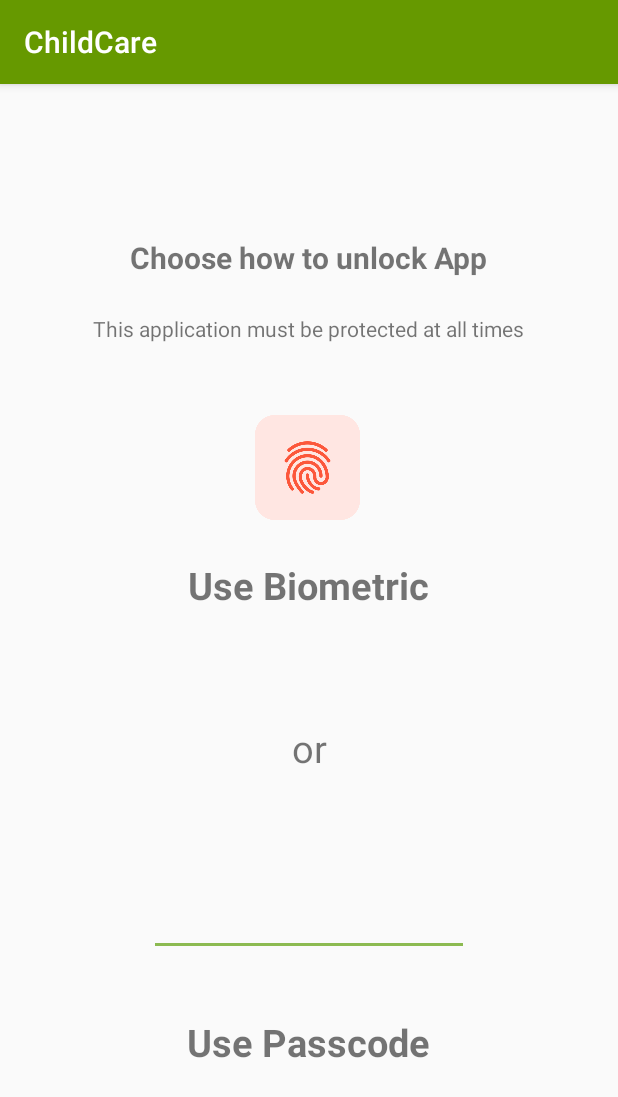
After one commit to MrAsimZahid/ChildCare, an Android app: the SecurityOption screen opened directly, with no data from a screen before it, on a phone screen of 412 x 824 dp. The commit adds this screen. Shown: the top 1097 px of the screen. Run offline under Robolectric (Android 15) with nearby library versions, the phone set to English and light mode, and no system bars.

Commit message:
Security Screens added, screens improvement, Colors settings done

```diff
--- a/app/build.gradle
+++ b/app/build.gradle
@@ -38,7 +38,8 @@ dependencies {
     def room_version = "2.2.5"
 
     implementation "androidx.room:room-runtime:$room_version"
-    annotationProcessor "androidx.room:room-compiler:$room_version" // For Kotlin use kapt instead of annotationProcessor
+    annotationProcessor "androidx.room:room-compiler:$room_version"
+    // For Kotlin use kapt instead of annotationProcessor
 
     // optional - RxJava support for Room
     implementation "androidx.room:room-rxjava2:$room_version"
--- a/app/src/main/AndroidManifest.xml
+++ b/app/src/main/AndroidManifest.xml
@@ -9,6 +9,8 @@
         android:roundIcon="@mipmap/ic_launcher_round"
         android:supportsRtl="true"
         android:theme="@style/AppTheme">
+        <activity android:name=".ui.FingerPrint"></activity>
+        <activity android:name=".ui.SecurityOption" />
         <activity android:name=".ui.MainActivity">
             <intent-filter>
                 <action android:name="android.intent.action.MAIN" />
--- /dev/null
+++ b/app/src/main/java/io/librehealth/childcare/ui/SecurityOption.java
@@ -0,0 +1,16 @@
+package io.librehealth.childcare.ui;
+
+import androidx.appcompat.app.AppCompatActivity;
+
+import android.os.Bundle;
+
+import io.librehealth.childcare.R;
+
+public class SecurityOption extends AppCompatActivity {
+
+    @Override
+    protected void onCreate(Bundle savedInstanceState) {
+        super.onCreate(savedInstanceState);
+        setContentView(R.layout.activity_security_option);
+    }
+}
--- /dev/null
+++ b/app/src/main/res/layout/activity_security_option.xml
@@ -0,0 +1,100 @@
+<?xml version="1.0" encoding="utf-8"?>
+<androidx.constraintlayout.widget.ConstraintLayout xmlns:android="http://schemas.android.com/apk/res/android"
+    xmlns:app="http://schemas.android.com/apk/res-auto"
+    xmlns:tools="http://schemas.android.com/tools"
+    android:layout_width="match_parent"
+    android:layout_height="match_parent"
+    tools:context=".ui.SecurityOption">
+
+    <TextView
+        android:id="@+id/heading"
+        android:layout_width="wrap_content"
+        android:layout_height="wrap_content"
+        android:text="@string/bioMetricHeading"
+        android:textSize="20sp"
+        android:textStyle="bold"
+        app:layout_constraintBottom_toTopOf="@+id/securitySubHeading"
+        app:layout_constraintEnd_toEndOf="parent"
+        app:layout_constraintHorizontal_bias="0.497"
+        app:layout_constraintStart_toStartOf="parent"
+        app:layout_constraintTop_toTopOf="parent"
+        app:layout_constraintVertical_bias="0.808" />
+
+    <TextView
+        android:id="@+id/securitySubHeading"
+        android:layout_width="wrap_content"
+        android:layout_height="wrap_content"
+        android:layout_marginBottom="48dp"
+        android:text="@string/bioMetricSubHeading"
+        app:layout_constraintBottom_toTopOf="@+id/fingerPrintImage"
+        app:layout_constraintEnd_toEndOf="parent"
+        app:layout_constraintHorizontal_bias="0.495"
+        app:layout_constraintStart_toStartOf="parent" />
+
+    <ImageView
+        android:id="@+id/fingerPrintImage"
+        android:layout_width="70dp"
+        android:layout_height="70dp"
+        app:layout_constraintBottom_toBottomOf="parent"
+        app:layout_constraintEnd_toEndOf="parent"
+        app:layout_constraintHorizontal_bias="0.498"
+        app:layout_constraintStart_toStartOf="parent"
+        app:layout_constraintTop_toTopOf="parent"
+        app:layout_constraintVertical_bias="0.316"
+        app:srcCompat="@drawable/fingerprint" />
+
+    <TextView
+        android:id="@+id/textView6"
+        android:layout_width="wrap_content"
+        android:layout_height="wrap_content"
+        android:text="@string/or"
+        android:textSize="25sp"
+        app:layout_constraintBottom_toBottomOf="parent"
+        app:layout_constraintEnd_toEndOf="parent"
+        app:layout_constraintStart_toStartOf="parent"
+        app:layout_constraintTop_toTopOf="parent"
+        app:layout_constraintVertical_bias="0.58" />
+
+    <EditText
+        android:id="@+id/passwordHandle"
+        android:layout_width="wrap_content"
+        android:layout_height="wrap_content"
+        android:layout_marginTop="76dp"
+        android:autofillHints=""
+        android:ems="10"
+        android:inputType="numberPassword"
+        app:layout_constraintBottom_toTopOf="@+id/passcodeText"
+        app:layout_constraintEnd_toEndOf="parent"
+        app:layout_constraintStart_toStartOf="parent"
+        app:layout_constraintTop_toBottomOf="@+id/textView6"
+        app:layout_constraintVertical_bias="0.0" />
+
+    <TextView
+        android:id="@+id/passcodeText"
+        android:layout_width="wrap_content"
+        android:layout_height="wrap_content"
+        android:layout_marginBottom="112dp"
+        android:text="@string/bioMetricPassCode"
+        android:textSize="25sp"
+        android:textStyle="bold"
+        app:layout_constraintBottom_toBottomOf="parent"
+        app:layout_constraintEnd_toEndOf="parent"
+        app:layout_constraintHorizontal_bias="0.498"
+        app:layout_constraintStart_toStartOf="parent" />
+
+    <TextView
+        android:id="@+id/biometricText"
+        android:layout_width="wrap_content"
+        android:layout_height="wrap_content"
+        android:text="@string/bioMetricFingerPrint"
+        android:textSize="25sp"
+        android:textStyle="bold"
+        app:layout_constraintBottom_toTopOf="@+id/textView6"
+        app:layout_constraintEnd_toEndOf="parent"
+        app:layout_constraintHorizontal_bias="0.498"
+        app:layout_constraintStart_toStartOf="parent"
+        app:layout_constraintTop_toBottomOf="@+id/fingerPrintImage"
+        app:layout_constraintVertical_bias="0.262" />
+
+
+</androidx.constraintlayout.widget.ConstraintLayout>
--- a/app/src/main/res/values/strings.xml
+++ b/app/src/main/res/values/strings.xml
@@ -1,4 +1,12 @@
 <resources>
     <string name="app_name">ChildCare</string>
     <string name="powered">Powered by</string>
+    <string name="bioMetricHeading">Choose how to unlock App</string>
+    <string name="bioMetricSubHeading">This application must be  protected at all times</string>
+    <string name="bioMetricFingerPrint">Use Biometric</string>
+    <string name="bioMetricPassCode">Use Passcode</string>
+    <string name="or">or</string>
+    <string name="authentication_required">Authentication Required</string>
+    <string name="touch_here">Touch Here</string>
+
 </resources>
--- a/app/src/main/res/values/styles.xml
+++ b/app/src/main/res/values/styles.xml
@@ -3,9 +3,9 @@
     <!-- Base application theme. -->
     <style name="AppTheme" parent="Theme.AppCompat.Light.DarkActionBar">
         <!-- Customize your theme here. -->
-        <item name="colorPrimary">@color/colorPrimary</item>
-        <item name="colorPrimaryDark">@color/colorPrimaryDark</item>
-        <item name="colorAccent">@color/colorAccent</item>
+        <item name="colorPrimary">@android:color/holo_green_dark</item>
+        <item name="colorPrimaryDark">#8CBA51</item>
+        <item name="colorAccent">#8CBA51</item>
     </style>
 
 </resources>
```
Also changed, not shown: app/src/main/java/io/librehealth/childcare/ui/FingerPrint.java (added, +16 -0 lines), app/src/main/java/io/librehealth/childcare/ui/MainActivity.java (+15 -0 lines), app/src/main/res/layout/activity_finger_print.xml (added, +60 -0 lines), app/src/main/res/drawable/fingerprint.png (added), app/src/main/res/drawable/fingerprint_blue.png (added).
